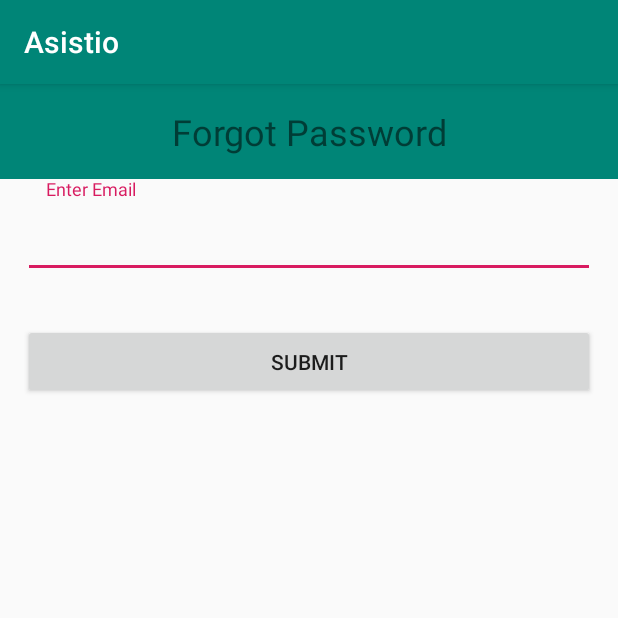
After one commit to in-techouse/assistio, an Android app: the ForgotPasswordAcitivity screen opened directly, with no data from a screen before it, on a phone screen of 412 x 824 dp, the top half of it. The commit adds this screen. Run offline under Robolectric (Android 15) with nearby library versions, the phone set to English and light mode, and no system bars; our stand-ins replace Firebase (no records; nobody signed in at launch, a user with empty details on screens opened directly).

Commit message:
edit forgot password

```diff
--- /dev/null
+++ b/app/src/main/java/lcwu/fyp/asistio/ForgotPasswordAcitivity.java
@@ -0,0 +1,93 @@
+package lcwu.fyp.asistio;
+
+import androidx.annotation.NonNull;
+import androidx.appcompat.app.AppCompatActivity;
+
+import android.os.Bundle;
+import android.util.Log;
+import android.util.Patterns;
+import android.view.View;
+import android.widget.Button;
+import android.widget.EditText;
+import android.widget.ProgressBar;
+import android.widget.Switch;
+import android.widget.TextView;
+
+import com.google.android.gms.tasks.OnFailureListener;
+import com.google.android.gms.tasks.OnSuccessListener;
+import com.google.firebase.auth.AuthResult;
+import com.google.firebase.auth.FirebaseAuth;
+
+public class ForgotPasswordAcitivity extends AppCompatActivity implements View.OnClickListener {
+    EditText edtEmail;
+    Button NewPassword;
+    ProgressBar change_Password;
+    String strEmail;
+
+    @Override
+    protected void onCreate(Bundle savedInstanceState) {
+        super.onCreate(savedInstanceState);
+        setContentView(R.layout.activity_forgot_password_acitivity);
+
+        edtEmail = findViewById(R.id.edtEmail);
+        NewPassword = findViewById(R.id.NewPassword);
+        change_Password = findViewById(R.id.change_Password);
+
+
+        NewPassword.setOnClickListener(this);
+
+
+    }
+
+    @Override
+    public void onClick(View v) {
+        int id = v.getId();
+
+        switch (id) {
+            case R.id.NewPassword: {
+                strEmail = edtEmail.getText().toString();
+
+                boolean flag = isValid();
+                if (flag) {
+                    change_Password.setVisibility(View.VISIBLE);
+                    NewPassword.setVisibility(View.GONE);
+                    //Firebase
+                    FirebaseAuth auth = FirebaseAuth.getInstance();
+                    auth.sendPasswordResetEmail(strEmail)
+                            .addOnSuccessListener(new OnSuccessListener<Void>() {
+                                @Override
+                                public void onSuccess(Void aVoid) {
+                                    change_Password.setVisibility(View.GONE);
+                                    NewPassword.setVisibility(View.VISIBLE);
+                                    Log.e("Login", "Success");
+                                }
+                            })
+                            .addOnFailureListener(new OnFailureListener() {
+                                @Override
+                                public void onFailure(@NonNull Exception e) {
+                                    change_Password.setVisibility(View.GONE);
+                                    NewPassword.setVisibility(View.VISIBLE);
+                                    Log.e("Login", "Fail " + e.getMessage());
+                                }
+                            });
+
+                }
+                break;
+
+            }
+
+
+        }
+    }
+
+    private boolean isValid(){
+        boolean flag =true;
+        if (strEmail.length() < 6 || !Patterns.EMAIL_ADDRESS.matcher(strEmail).matches()) {
+            edtEmail.setError("Enter a valid Email");
+            flag= false;
+        } else {
+            edtEmail.setError(null);
+        }
+        return flag;
+    }
+}
--- /dev/null
+++ b/app/src/main/res/layout/activity_forgot_password_acitivity.xml
@@ -0,0 +1,52 @@
+<?xml version="1.0" encoding="utf-8"?>
+<LinearLayout
+    xmlns:android="http://schemas.android.com/apk/res/android"
+    xmlns:app="http://schemas.android.com/apk/res-auto"
+    xmlns:tools="http://schemas.android.com/tools"
+    android:layout_width="match_parent"
+    android:layout_height="match_parent"
+    tools:context=".ForgotPasswordAcitivity"
+    android:orientation="vertical">
+
+    <TextView
+        android:layout_width="match_parent"
+        android:layout_height="wrap_content"
+        android:text="@string/forgot_password"
+        android:textAlignment="center"
+        android:textSize="@dimen/TextSizeHeading"
+        android:padding="@dimen/HeadingPadding"
+        android:background="@color/colorPrimary"/>
+
+    <com.google.android.material.textfield.TextInputLayout
+        android:layout_width="match_parent"
+        android:layout_height="wrap_content">
+
+        <EditText
+            android:id="@+id/edtEmail"
+            android:inputType="textEmailAddress"
+            android:hint="@string/email"
+            android:layout_width="match_parent"
+            android:layout_height="wrap_content"
+            android:padding="@dimen/HeadingPadding"
+            android:layout_margin="@dimen/HeadingPadding"/>
+
+    </com.google.android.material.textfield.TextInputLayout>
+
+    <Button
+        android:id="@+id/NewPassword"
+        android:layout_width="match_parent"
+        android:layout_height="wrap_content"
+        android:padding="@dimen/HeadingPadding"
+        android:layout_margin="@dimen/HeadingPadding"
+        android:text="@string/Change_password" />
+
+    <ProgressBar
+        android:visibility="gone"
+        android:id="@+id/change_Password"
+        android:layout_gravity="center"
+        android:layout_marginTop="20dp"
+        android:layout_width="wrap_content"
+        android:layout_height="wrap_content"/>
+
+
+</LinearLayout>
--- a/app/src/main/res/values/strings.xml
+++ b/app/src/main/res/values/strings.xml
@@ -10,4 +10,8 @@
     <string name="phone_number">Enter Phone Number</string>
     <string name="submit">REGISTER</string>
     <string name="confirm_password">Password Confirmation</string>
+    <string name="forgot_password">Forgot Password</string>
+    <string name="new_password">New Password</string>
+    <string name="change_password">Change Password</string>
+    <string name="Change_password">Submit</string>
 </resources>
```
Also changed, not shown: app/src/main/AndroidManifest.xml (+5 -4 lines), app/src/main/java/lcwu/fyp/asistio/LoginActivity.java (+14 -2 lines), app/src/main/res/layout/activity_login.xml (+8 -0 lines).
